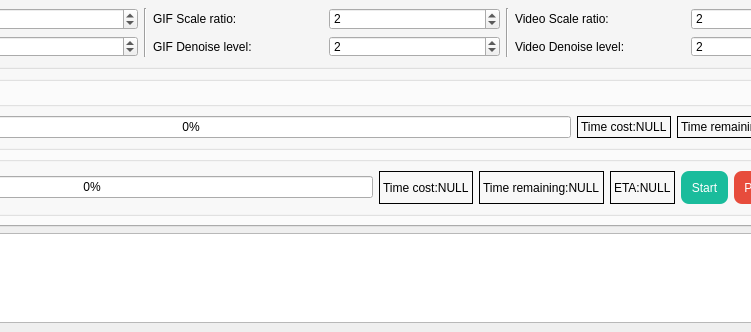
Old version of the form SRC/Waifu2x-Extension-QT/mainwindow.ui in the repository AaronFeng753/Waifu2x-Extension-GUI; both pictures show x 252 to 1003 and y 442 to 774 of the 1157 by 774 pixel window.
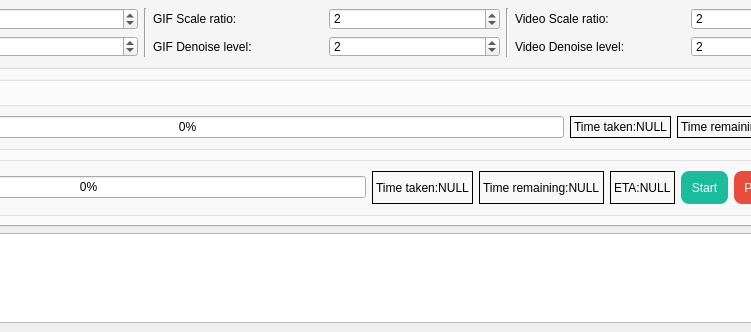
New version of the form. Icons and pictures are not drawn.

Patch:
```diff
--- a/SRC/Waifu2x-Extension-QT/mainwindow.ui
+++ b/SRC/Waifu2x-Extension-QT/mainwindow.ui
@@ -491,7 +491,7 @@
               <number>1</number>
              </property>
              <property name="text">
-              <string>Time cost:NULL</string>
+              <string>Time taken:NULL</string>
              </property>
             </widget>
            </item>
@@ -2047,7 +2047,7 @@
               <enum>QFrame::Box</enum>
              </property>
              <property name="text">
-              <string>Time cost:NULL</string>
+              <string>Time taken:NULL</string>
              </property>
             </widget>
            </item>
```
